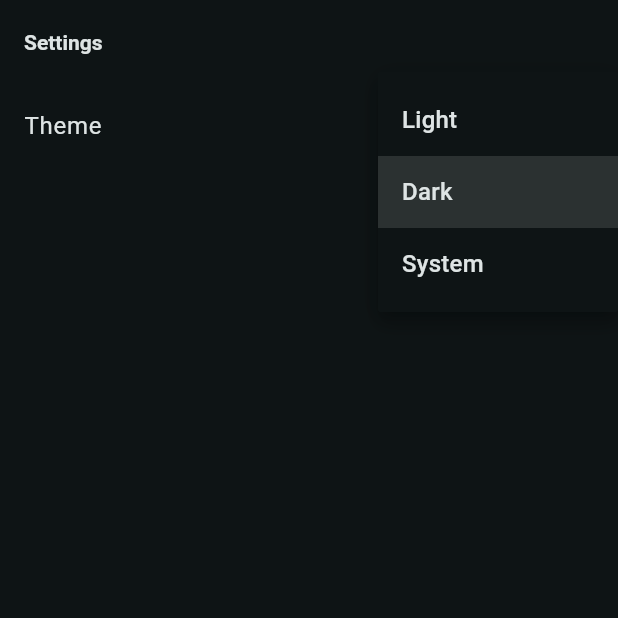
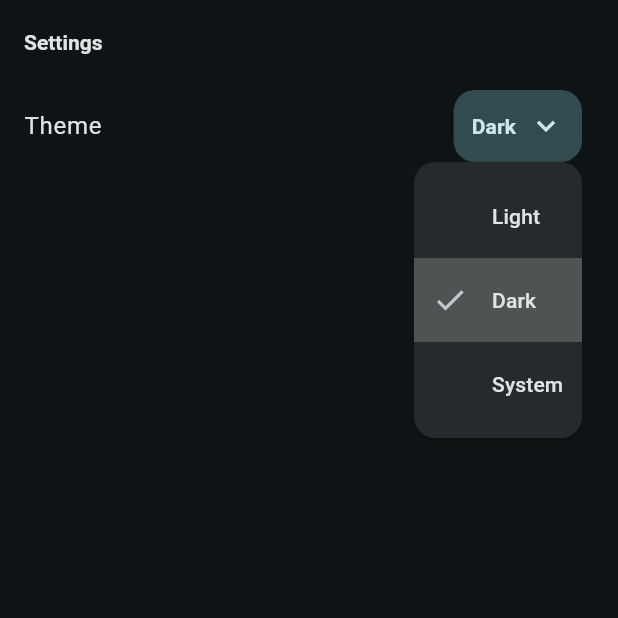
Before and after one commit to dissanayakeG/flutter-list-tracker, a Flutter app: the SettingsPage screen opened by its route, after a tap on "Dark", on a phone screen of 412 x 824 dp, the top half of it. Run offline on Flutter 3.47's test engine with Material 3 defaults, Android fonts, the phone set to English and light mode, and no system bars; our stand-ins replace csv, drift, drift_flutter, file_picker, flutter_riverpod, go_router; accounts and stored records are empty; generated files the repository leaves out were written again.

Commit message:
feat(ui ux improvements) : ui improvements

```diff
--- a/lib/ui/settings/settings_page.dart
+++ b/lib/ui/settings/settings_page.dart
@@ -1,10 +1,5 @@
-import 'dart:math' as math;
-
 import 'package:flutter/material.dart';
 import 'package:flutter_riverpod/flutter_riverpod.dart';
-
-const _themeMenuMaxWidth = 160.0;
-const _pageHorizontalGutter = 20.0;
 
 final appThemeModeProvider = NotifierProvider<ThemeModeNotifier, ThemeMode>(
   ThemeModeNotifier.new,
@@ -19,17 +14,19 @@ class ThemeModeNotifier extends Notifier<ThemeMode> {
   }
 }
 
+String _themeModeLabel(ThemeMode themeMode) => switch (themeMode) {
+  ThemeMode.light => 'Light',
+  ThemeMode.dark => 'Dark',
+  ThemeMode.system => 'System',
+};
+
 class SettingsPage extends ConsumerWidget {
   const SettingsPage({super.key});
 
   @override
   Widget build(BuildContext context, WidgetRef ref) {
+    final colors = Theme.of(context).colorScheme;
     final themeMode = ref.watch(appThemeModeProvider);
-    final availableMenuWidth = math.max(
-      0.0,
-      MediaQuery.sizeOf(context).width - (_pageHorizontalGutter * 2),
-    );
-    final menuWidth = math.min(_themeMenuMaxWidth, availableMenuWidth);
 
     return Scaffold(
       appBar: AppBar(title: const Text('Settings')),
@@ -38,25 +35,69 @@ class SettingsPage extends ConsumerWidget {
           children: [
             ListTile(
               title: const Text('Theme'),
-              trailing: DropdownButton<ThemeMode>(
-                value: themeMode,
-                menuWidth: menuWidth,
-                onChanged: (value) {
-                  if (value != null) {
-                    ref.read(appThemeModeProvider.notifier).update(value);
-                  }
+              trailing: PopupMenuButton<ThemeMode>(
+                key: const ValueKey('theme-mode-menu'),
+                tooltip: 'Choose theme',
+                initialValue: themeMode,
+                position: PopupMenuPosition.under,
+                padding: EdgeInsets.zero,
+                color: colors.surfaceContainerHigh,
+                surfaceTintColor: Colors.transparent,
+                elevation: 2,
+                borderRadius: BorderRadius.circular(14),
+                shape: RoundedRectangleBorder(
+                  borderRadius: BorderRadius.circular(14),
+                ),
+                onSelected: (value) {
+                  ref.read(appThemeModeProvider.notifier).update(value);
                 },
-                items: const [
-                  DropdownMenuItem(
+                itemBuilder: (context) => [
+                  CheckedPopupMenuItem(
                     value: ThemeMode.light,
+                    checked: themeMode == ThemeMode.light,
                     child: Text('Light'),
                   ),
-                  DropdownMenuItem(value: ThemeMode.dark, child: Text('Dark')),
-                  DropdownMenuItem(
+                  CheckedPopupMenuItem(
+                    value: ThemeMode.dark,
+                    checked: themeMode == ThemeMode.dark,
+                    child: Text('Dark'),
+                  ),
+                  CheckedPopupMenuItem(
                     value: ThemeMode.system,
+                    checked: themeMode == ThemeMode.system,
                     child: Text('System'),
                   ),
                 ],
+                child: DecoratedBox(
+                  decoration: BoxDecoration(
+                    color: colors.secondaryContainer,
+                    borderRadius: BorderRadius.circular(14),
+                  ),
+                  child: ConstrainedBox(
+                    constraints: const BoxConstraints(minHeight: 48),
+                    child: Padding(
+                      padding: const EdgeInsets.symmetric(horizontal: 12),
+                      child: Row(
+                        mainAxisSize: MainAxisSize.min,
+                        children: [
+                          Text(
+                            _themeModeLabel(themeMode),
+                            style: Theme.of(context).textTheme.labelLarge
+                                ?.copyWith(
+                                  color: colors.onSecondaryContainer,
+                                  fontWeight: FontWeight.w700,
+                                ),
+                          ),
+                          const SizedBox(width: 8),
+                          Icon(
+                            Icons.expand_more,
+                            color: colors.onSecondaryContainer,
+                          ),
+                        ],
+                      ),
+                    ),
+                  ),
+                ),
               ),
             ),
           ],
```
Also changed, not shown: 1 other file.
